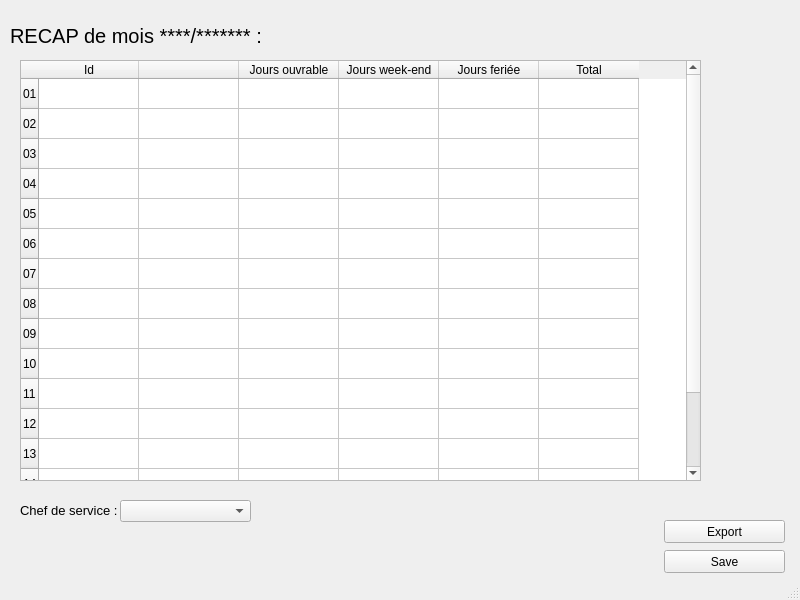
The window that ui/recap.ui (otmanLAHRECHE/EPSP_Garde_Project) describes before a commit, drawn with Qt 5.
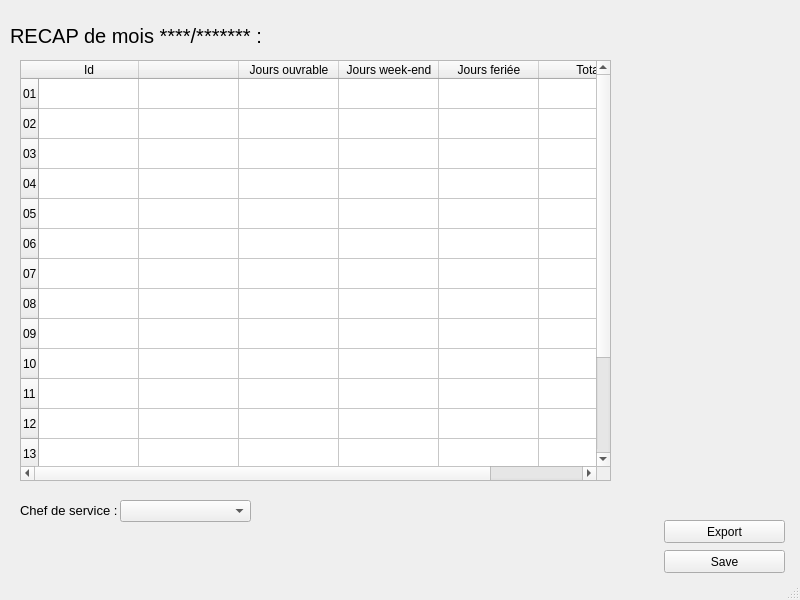
The same window after the commit.

The edit to the form file:
```diff
--- a/ui/recap.ui
+++ b/ui/recap.ui
@@ -55,7 +55,7 @@
      <rect>
       <x>20</x>
       <y>60</y>
-      <width>681</width>
+      <width>591</width>
       <height>421</height>
      </rect>
     </property>
```
